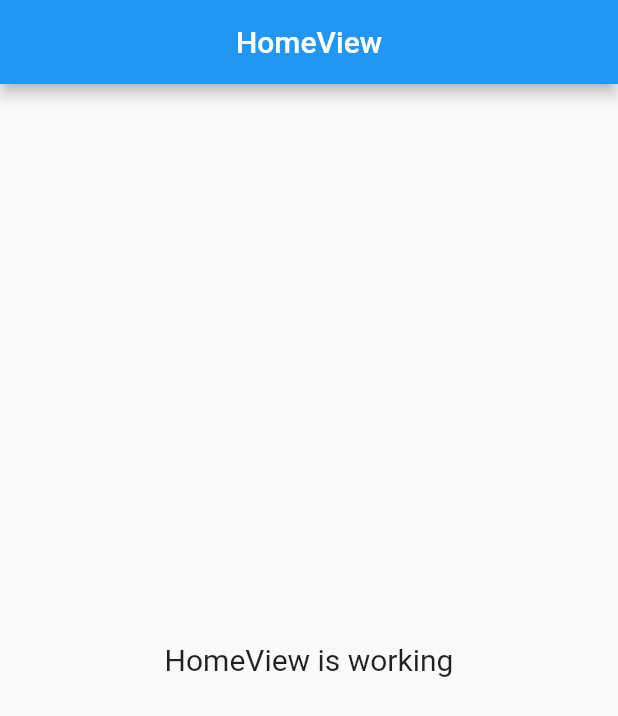
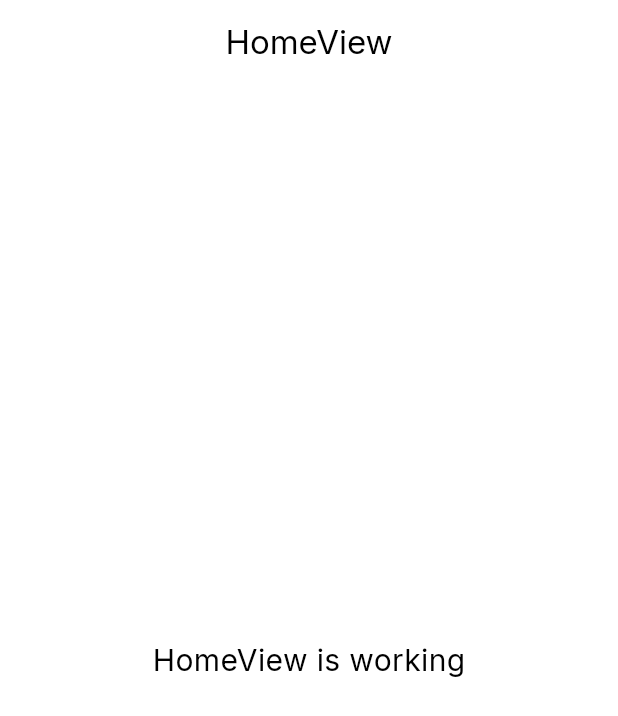
Before and after one commit to sinnoorc/crypto-app, a Flutter app: the screen it shows after launch, on a phone screen of 412 x 824 dp. Shown: the top 716 px of the screen. Run offline on Flutter 3.47's test engine with Material 2 defaults, Android fonts, the phone set to English and light mode, and no system bars; drawn by our look-alikes of dynamic_color; our stand-ins replace dio, get, google_fonts.

Commit message:
refactor: :recycle: changed theme into dynamic

```diff
--- a/lib/main.dart
+++ b/lib/main.dart
@@ -1,8 +1,10 @@
+import 'package:dynamic_color/dynamic_color.dart';
 import 'package:flutter/material.dart';
 import 'package:flutter/services.dart';
 import 'package:get/get.dart';
 
 import 'app/routes/app_pages.dart';
+import 'app/theme/app_theme.dart';
 
 void main() {
   WidgetsFlutterBinding.ensureInitialized();
@@ -15,11 +17,17 @@ class MyApp extends StatelessWidget {
 
   @override
   Widget build(BuildContext context) {
-    return GetMaterialApp(
-      title: "Crypto App",
-      initialRoute: AppPages.initial,
-      getPages: AppPages.routes,
-      debugShowCheckedModeBanner: false,
+    return DynamicColorBuilder(
+      builder: (lightColorScheme, darkColorScheme) {
+        return GetMaterialApp(
+          title: "Crypto App",
+          initialRoute: AppPages.initial,
+          getPages: AppPages.routes,
+          theme: AppTheme.lightTheme(lightColorScheme),
+          darkTheme: AppTheme.darkTheme(darkColorScheme),
+          debugShowCheckedModeBanner: false,
+        );
+      },
     );
   }
 }
```
